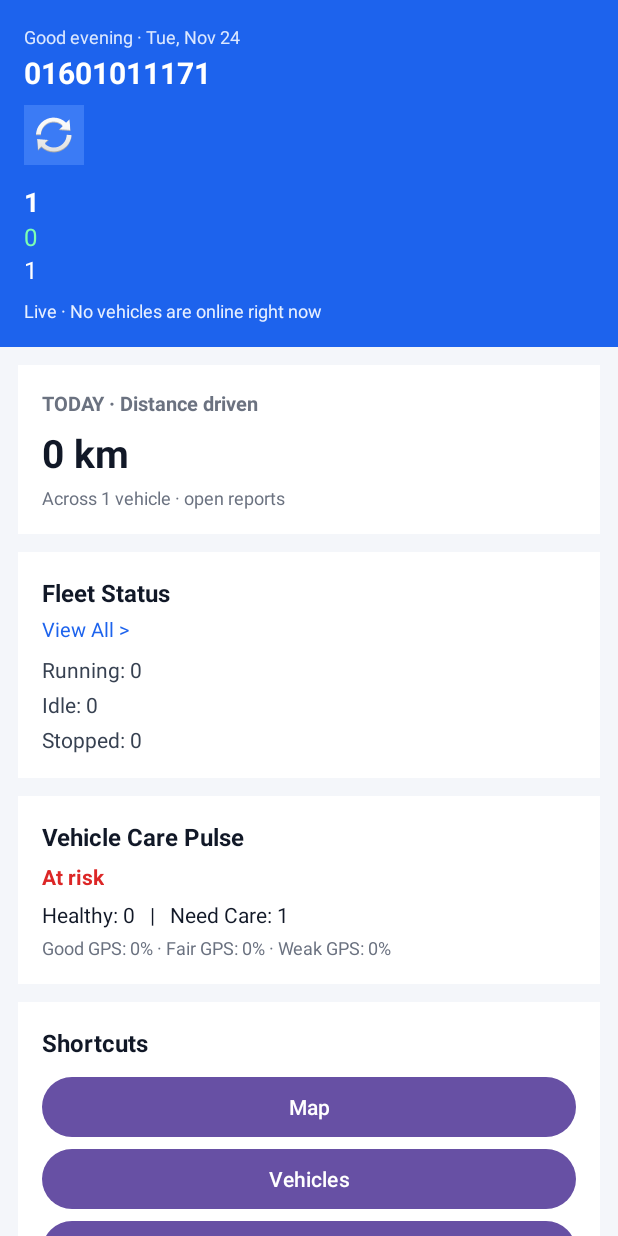
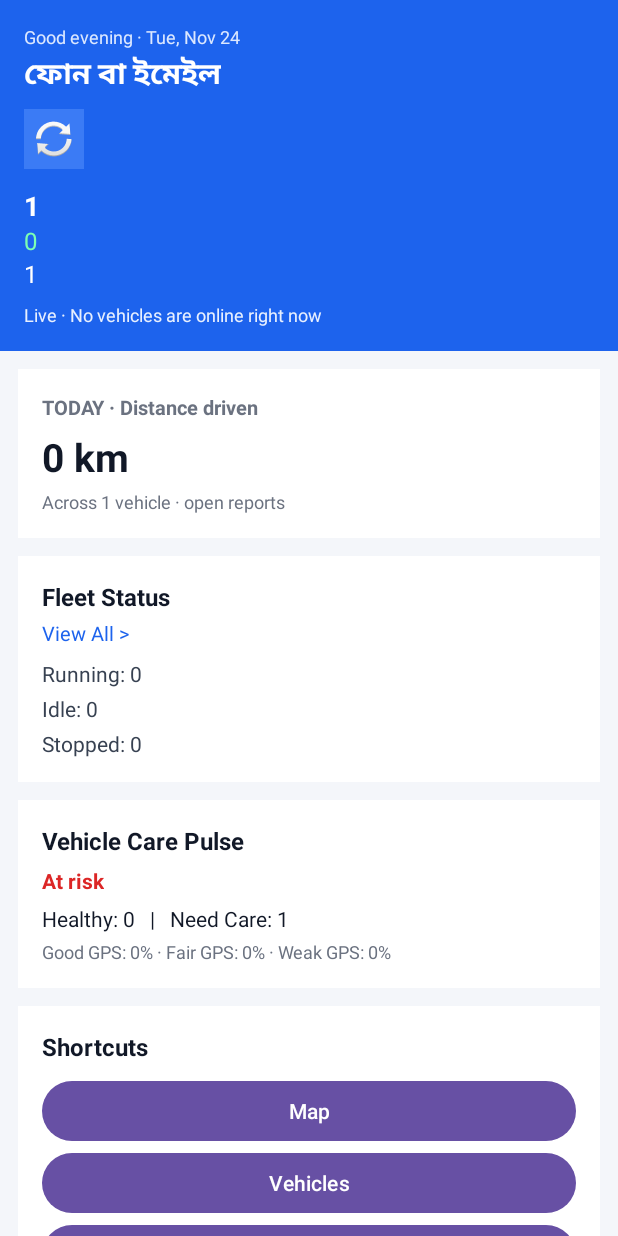
Before and after one commit to khairul0198/MyGPSBD, an Android app: the screen it shows after launch (MainActivity), on a phone screen of 412 x 824 dp. Run offline under Robolectric (Android 15) with nearby library versions, the phone set to English and light mode, and no system bars.

Commit message:
Refactor user phone text setting logic
Update user phone display logic to use user credentials or show default message.

```diff
--- a/app/src/main/java/com/mygpsbd/app/DashboardFragment.java
+++ b/app/src/main/java/com/mygpsbd/app/DashboardFragment.java
@@ -67,7 +67,16 @@ public class DashboardFragment extends Fragment {
         TextView tvStoppedCount = view.findViewById(R.id.tvStoppedCount);
         TextView tvCareSummary = view.findViewById(R.id.tvCareSummary);
 
-        if (tvUserPhone != null) tvUserPhone.setText("01601011171");
+        if (tvUserPhone != null) {
+            Bundle args = getArguments();
+            String userCredential = (args != null) ? args.getString("USER_CREDENTIAL") : null;
+            if (userCredential != null && !userCredential.trim().isEmpty()) {
+                tvUserPhone.setText(userCredential.trim());
+            } else {
+                tvUserPhone.setText("ফোন বা ইমেইল");
+            }
+        }
+
         if (tvFleetCount != null) tvFleetCount.setText("1");
         if (tvOnlineCount != null) tvOnlineCount.setText("0");
         if (tvOfflineCount != null) tvOfflineCount.setText("1");
```
